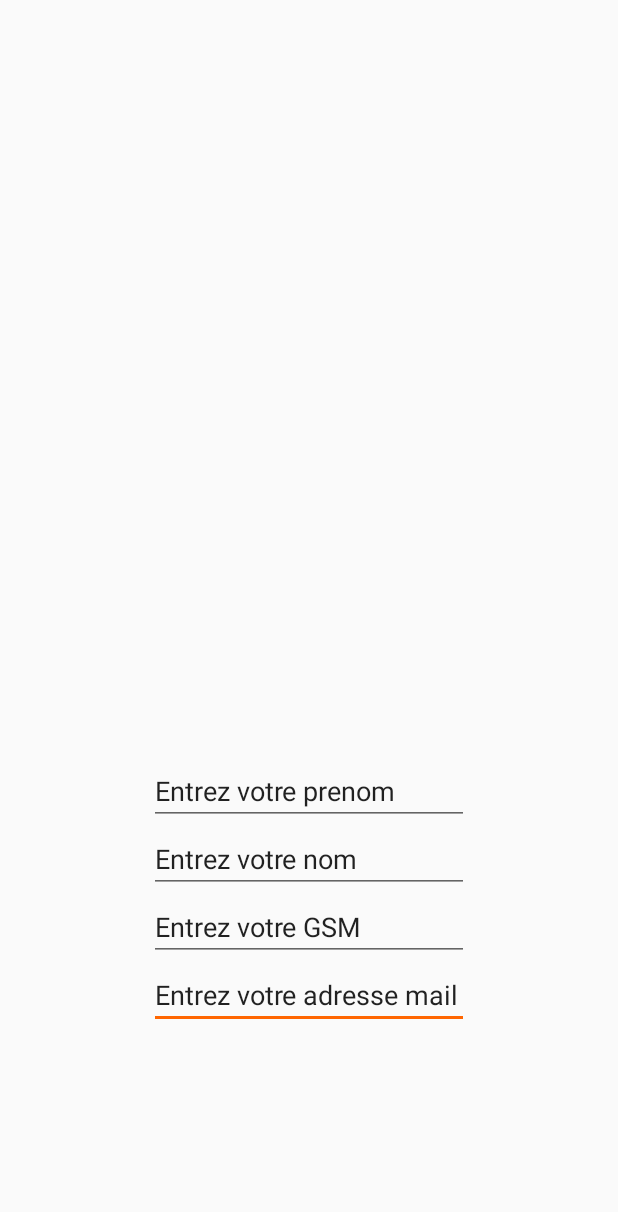
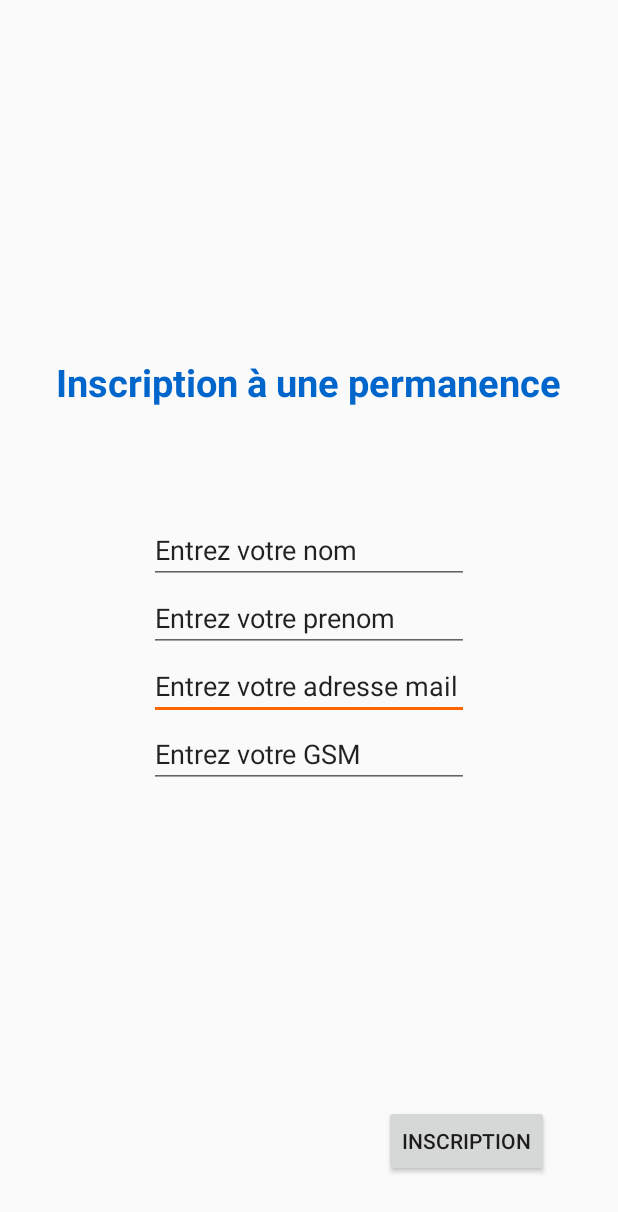
Before and after one commit to CorentinFrantz/ApplicationEKot, an Android app: the RendezVous screen opened directly, with no data from a screen before it, on a phone screen of 412 x 824 dp. Shown: the top 1212 px of the screen. Run offline under Robolectric (Android 15) with nearby library versions, the light colour scheme and no system bars.

Commit message:
changement2

```diff
--- a/app/src/main/res/layout/rendezvous.xml
+++ b/app/src/main/res/layout/rendezvous.xml
@@ -10,9 +10,8 @@
         android:text="@string/adresseMail"
         android:ems="10"
         android:id="@+id/adresseMail"
-        android:layout_alignParentBottom="true"
-        android:layout_centerHorizontal="true"
-        android:layout_marginBottom="138dp" />
+        android:layout_below="@+id/prenomRendezVous"
+        android:layout_alignStart="@+id/prenomRendezVous" />
 
     <EditText
         android:layout_width="wrap_content"
@@ -21,8 +20,8 @@
         android:text="@string/numTel"
         android:ems="10"
         android:id="@+id/numTel"
-        android:layout_above="@+id/adresseMail"
-        android:layout_alignStart="@+id/adresseMail" />
+        android:layout_below="@+id/adresseMail"
+        android:layout_centerHorizontal="true" />
 
     <EditText
         android:layout_width="wrap_content"
@@ -31,7 +30,7 @@
         android:text="@string/prenomRendezVous"
         android:ems="10"
         android:id="@+id/prenomRendezVous"
-        android:layout_above="@+id/nomRendezVous"
+        android:layout_centerVertical="true"
         android:layout_alignStart="@+id/nomRendezVous" />
 
     <EditText
@@ -41,7 +40,31 @@
         android:text="@string/nomRendezVous"
         android:ems="10"
         android:id="@+id/nomRendezVous"
-        android:layout_above="@+id/numTel"
+        android:layout_above="@+id/prenomRendezVous"
         android:layout_alignStart="@+id/numTel" />
 
+    <Button
+        style="?android:attr/buttonStyleSmall"
+        android:layout_width="wrap_content"
+        android:layout_height="wrap_content"
+        android:text="@string/buttonRdv"
+        android:id="@+id/buttonRdv"
+        android:layout_alignParentBottom="true"
+        android:layout_alignParentEnd="true"
+        android:layout_marginEnd="46dp"
+        android:layout_marginBottom="39dp" />
+
+    <TextView
+        android:layout_width="wrap_content"
+        android:layout_height="wrap_content"
+        android:textAppearance="?android:attr/textAppearanceSmall"
+        android:text="@string/textRdv"
+        android:id="@+id/textRdv"
+        android:textColor="#0066CC"
+        android:textStyle="bold"
+        android:textSize="25dp"
+        android:layout_above="@+id/nomRendezVous"
+        android:layout_centerHorizontal="true"
+        android:layout_marginBottom="72dp" />
+
 </RelativeLayout>
--- a/app/src/main/res/values/strings.xml
+++ b/app/src/main/res/values/strings.xml
@@ -26,4 +26,6 @@
     <string name="prenomRendezVous">Entrez votre prenom</string>
     <string name="numTel">Entrez votre GSM</string>
     <string name="adresseMail">Entrez votre adresse mail</string>
+    <string name="buttonRdv">Inscription</string>
+    <string name="textRdv">Inscription à une permanence</string>
 </resources>
```
